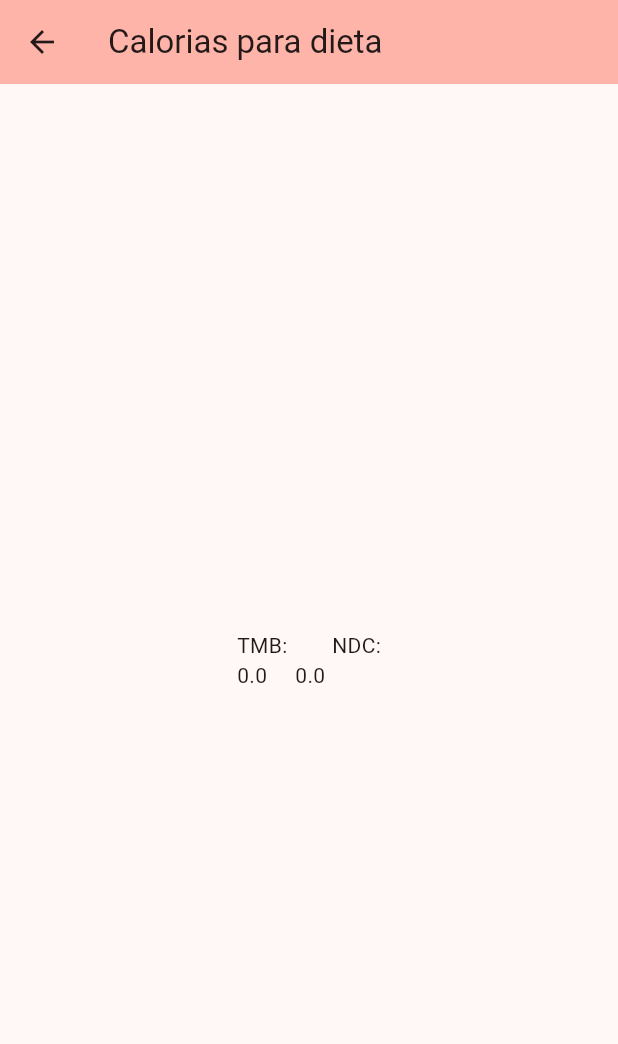
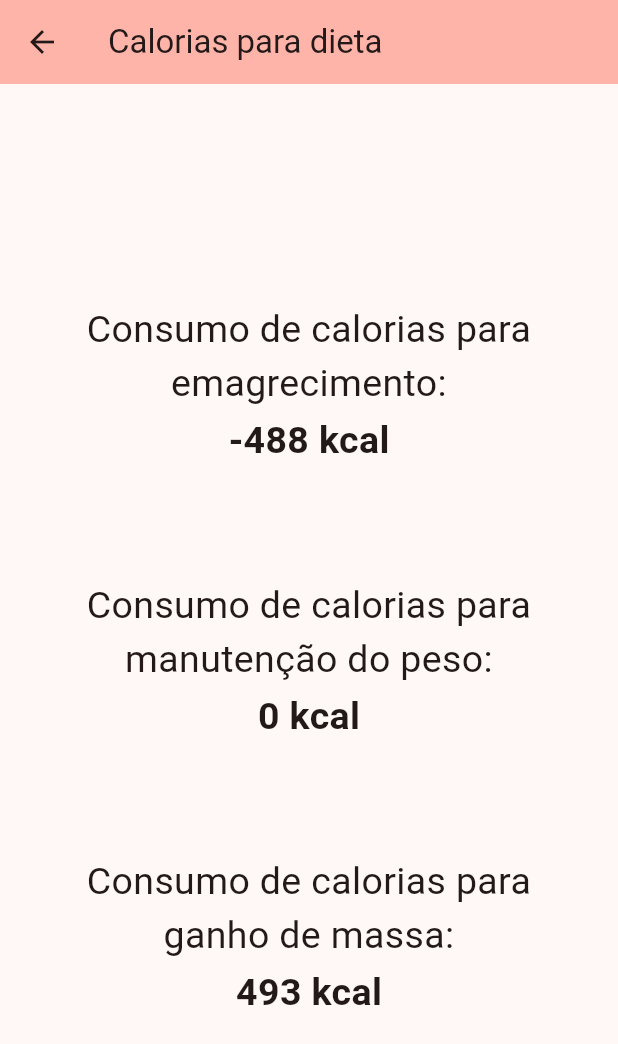
Before and after one commit to lencisi/desafio-trainee-atriajr, a Flutter app: the screen it shows after launch, after a tap on "CALCULAR DIETA", on a phone screen of 412 x 824 dp. Shown: the top 1044 px of the screen. Run offline on Flutter 3.47's test engine with Material 2 defaults, Android fonts, the phone set to English and light mode, and no system bars.

Commit message:
Adicionei na nova pagina criada as informações relacionadas às calorias que o usuário necessita consumir para cada objetivo, com base nas informações que ele inseriu na pagina principal

```diff
--- a/lib/main.dart
+++ b/lib/main.dart
@@ -71,6 +71,7 @@ class _MyHomePageState extends State<MyHomePage> {
   Widget build(BuildContext context) {
 
     return Scaffold(
+        //resizeToAvoidBottomInset: false,
         appBar: AppBar(
         backgroundColor: Theme.of(context).colorScheme.inversePrimary,
         title: Text(widget.title),
@@ -78,6 +79,7 @@ class _MyHomePageState extends State<MyHomePage> {
       body: Center(
         child: Padding(
         padding: const EdgeInsets.all(20.0),
+        child: SingleChildScrollView(
           child: Column(
             mainAxisAlignment: MainAxisAlignment.center,
             children: <Widget>[
@@ -190,13 +192,14 @@ class _MyHomePageState extends State<MyHomePage> {
           ),
         ),
       ),
+    ),
     );
   }
 }
 
 class MySecondPage extends StatefulWidget {
-  double tmb = 0.0;
-  double ndc = 0.0;
+  var tmb;
+  var ndc;
   MySecondPage(this.tmb, this. ndc);
 
   @override
@@ -212,7 +215,67 @@ class MySecondPage extends StatefulWidget {
           backgroundColor: Theme.of(context).colorScheme.inversePrimary,
         ),
         body: Center(
-          child: Text('TMB:        NDC:\n${widget.tmb}     ${widget.ndc}'),
+          child: Padding(
+            padding: EdgeInsets.all(20.0),
+            child: SingleChildScrollView(
+              child: Column(
+                mainAxisAlignment: MainAxisAlignment.center,
+                children: <Widget>[
+                  Padding(
+                    padding: EdgeInsets.symmetric(horizontal: 8, vertical: 2),
+                    child: Text(
+                      'Consumo de calorias para emagrecimento:',
+                      textAlign: TextAlign.center,
+                      style: TextStyle(
+                          fontSize: 25
+                      ),
+                    ),
+                  ),
+                  Text(
+                      '${(widget.ndc-488).round()} kcal\n\n',
+                    style: TextStyle(
+                        fontSize: 25,
+                        fontWeight: FontWeight.bold,
+                    ),
+                  ),
+                  Padding(
+                    padding: EdgeInsets.symmetric(horizontal: 8, vertical: 2),
+                    child: Text(
+                      'Consumo de calorias para manutenção do peso:',
+                      textAlign: TextAlign.center,
+                      style: TextStyle(
+                          fontSize: 25,
+                      ),
+                    ),
+                  ),
+                  Text(
+                    '${(widget.ndc).round()} kcal\n\n',
+                    style: TextStyle(
+                      fontSize: 25,
+                      fontWeight: FontWeight.bold,
+                    ),
+                  ),
+                  Padding(
+                    padding: EdgeInsets.symmetric(horizontal: 8, vertical: 2),
+                    child: Text(
+                      'Consumo de calorias para ganho de massa:',
+                      textAlign: TextAlign.center,
+                      style: TextStyle(
+                          fontSize: 25
+                      ),
+                    ),
+                  ),
+                  Text(
+                    '${(widget.ndc+493).round()} kcal',
+                    style: TextStyle(
+                      fontSize: 25,
+                      fontWeight: FontWeight.bold,
+                    ),
+                  ),
+                ],
+              ),
+            ),
+          ),
         ),
       );
     }
```
Lines whose indentation alone changed are shown as unchanged.
